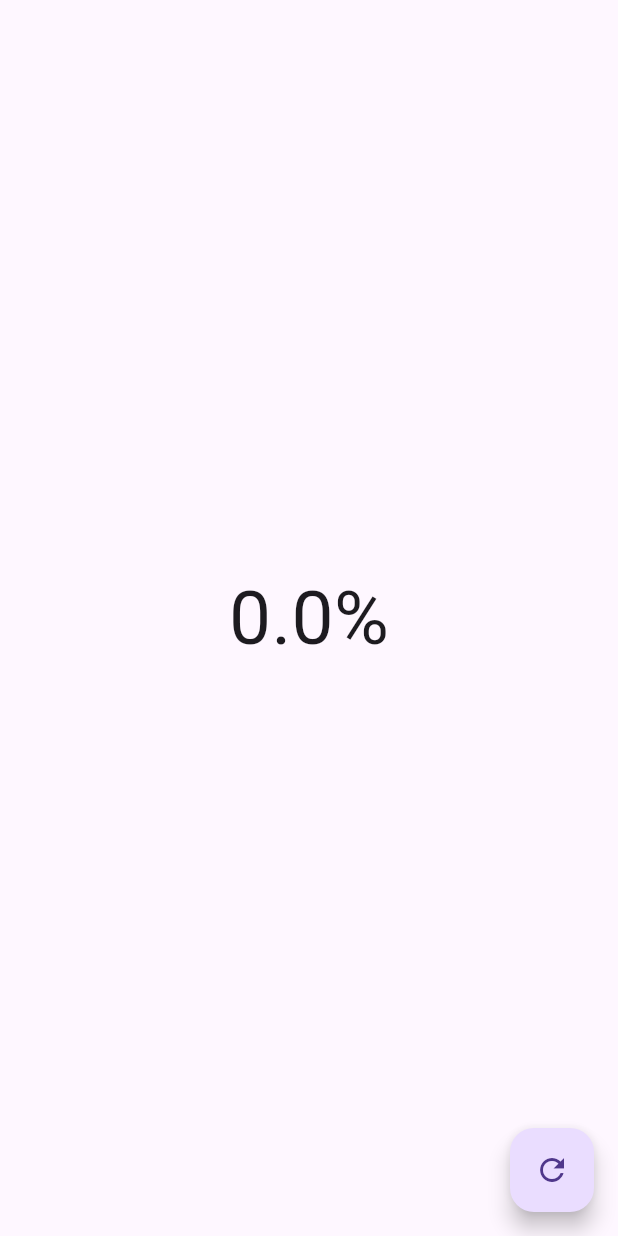
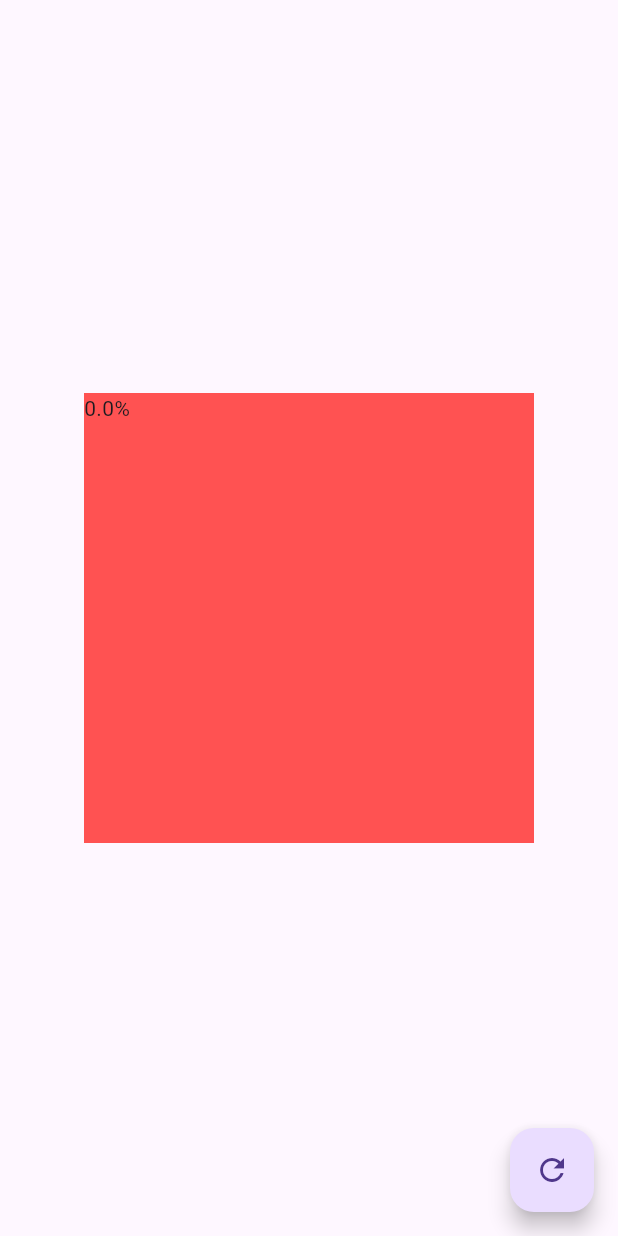
Before and after one commit to Flutter-Course-Sergio/designsApp, a Flutter app: the screen it shows after launch, on a phone screen of 412 x 824 dp. Run offline on Flutter 3.47's test engine with Material 3 defaults, Android fonts, the light colour scheme and no system bars.

Commit message:
custom radial progress widget

```diff
--- a/lib/src/pages/circular_graphics_page.dart
+++ b/lib/src/pages/circular_graphics_page.dart
@@ -1,4 +1,6 @@
 import 'package:flutter/material.dart';
+
+import '../widgets/radial_progress.dart';
 
 class CircularGraphicsPage extends StatefulWidget {
   const CircularGraphicsPage({super.key});
@@ -23,9 +25,11 @@ class _CircularGraphicsPageState extends State<CircularGraphicsPage> {
         child: const Icon(Icons.refresh),
       ),
       body: Center(
-        child: Text(
-          "$percentage%",
-          style: const TextStyle(fontSize: 50),
+        child: Container(
+          width: 300,
+          height: 300,
+          color: Colors.redAccent,
+          child: RadialProgress(percentage: percentage),
         ),
       ),
     );
--- /dev/null
+++ b/lib/src/widgets/radial_progress.dart
@@ -0,0 +1,19 @@
+import 'package:flutter/material.dart';
+
+class RadialProgress extends StatefulWidget {
+  final percentage;
+
+  const RadialProgress({super.key, this.percentage});
+
+  @override
+  State<RadialProgress> createState() => _RadialProgressState();
+}
+
+class _RadialProgressState extends State<RadialProgress> {
+  @override
+  Widget build(BuildContext context) {
+    return Container(
+      child: Text('${widget.percentage}%'),
+    );
+  }
+}
```
